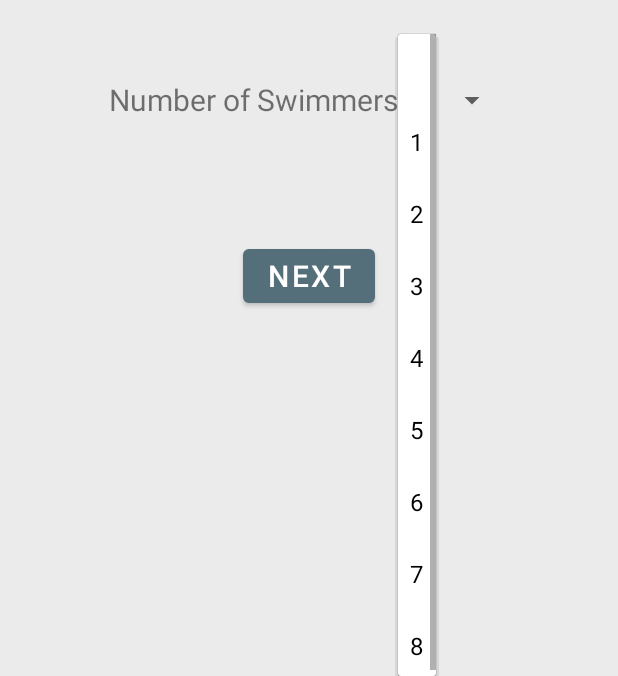
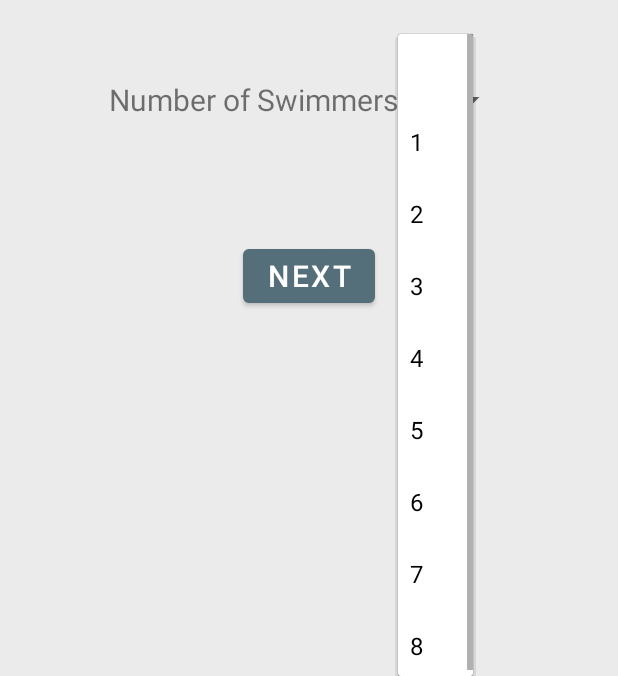
Before and after one commit to randofan/LapTimer, an Android app: the screen it shows after launch (MainActivity), after a tap on an icon or button, on a phone screen of 412 x 824 dp, the part 560-1236 px from its top. Run offline under Robolectric (Android 15) with nearby library versions, the phone set to English and light mode, and no system bars.

Commit message:
prevented crash from back button

```diff
--- a/app/src/main/AndroidManifest.xml
+++ b/app/src/main/AndroidManifest.xml
@@ -49,7 +49,6 @@
         <activity android:name=".MainActivity">
             <intent-filter>
                 <action android:name="android.intent.action.MAIN" />
-
                 <category android:name="android.intent.category.LAUNCHER" />
             </intent-filter>
         </activity>
--- a/app/src/main/java/com/example/helloworld/MainActivity.java
+++ b/app/src/main/java/com/example/helloworld/MainActivity.java
@@ -2,7 +2,6 @@ package com.example.helloworld;
 
 import android.content.Intent;
 import android.os.Bundle;
-import android.view.Gravity;
 import android.view.Menu;
 import android.view.MenuInflater;
 import android.view.MenuItem;
@@ -10,15 +9,10 @@ import android.view.View;
 import android.widget.AdapterView;
 import android.widget.Button;
 import android.widget.Spinner;
-import android.widget.TextView;
 import android.widget.Toast;
 
 import androidx.annotation.NonNull;
 import androidx.appcompat.app.AppCompatActivity;
-
-import com.google.android.material.snackbar.Snackbar;
-
-import org.w3c.dom.Text;
 
 public class MainActivity extends AppCompatActivity {
     private Spinner spinnerSwimmers;
--- a/app/src/main/java/com/example/helloworld/Swimmer.java
+++ b/app/src/main/java/com/example/helloworld/Swimmer.java
@@ -5,7 +5,6 @@ import android.os.Parcel;
 import android.os.Parcelable;
 
 import java.util.ArrayList;
-import java.util.Arrays;
 
 public class Swimmer implements Parcelable {
 
--- a/app/src/main/java/com/example/helloworld/SwimmerRecViewAdapter.java
+++ b/app/src/main/java/com/example/helloworld/SwimmerRecViewAdapter.java
@@ -10,7 +10,6 @@ import android.view.View;
 import android.view.ViewGroup;
 import android.widget.Button;
 import android.widget.EditText;
-import android.widget.ImageButton;
 import android.widget.ImageView;
 import android.widget.RelativeLayout;
 import android.widget.TextView;
@@ -37,7 +36,9 @@ public class SwimmerRecViewAdapter extends RecyclerView.Adapter implements Timer
 
     @Override
     public int getItemCount() {
-        return swimmers.size();
+        if (swimmers != null) return swimmers.size();
+        else return 0;
+
     }
 
     @Override
--- a/app/src/main/java/com/example/helloworld/Timer.java
+++ b/app/src/main/java/com/example/helloworld/Timer.java
@@ -27,6 +27,7 @@ public class Timer extends AppCompatActivity implements TimerInterface {
     private Handler handler;
     private int minutes, seconds, centiseconds = 0;
     private SwimmerRecViewAdapter adapter;
+    ArrayList<Swimmer> swimmers;
 
     private Stopwatch stopwatch = Stopwatch.createUnstarted(
             new Ticker() {
@@ -43,7 +44,7 @@ public class Timer extends AppCompatActivity implements TimerInterface {
     protected void onCreate(Bundle savedInstanceState) {
         super.onCreate(savedInstanceState);
         setContentView(R.layout.activity_timer);
-        ArrayList<Swimmer> swimmers = getIntent().getParcelableArrayListExtra("SWIMMERS");
+        swimmers = getIntent().getParcelableArrayListExtra("SWIMMERS");
 
         swimmerRecview = findViewById(R.id.swimmerRecView);
         adapter = new SwimmerRecViewAdapter(this, 2);
--- a/app/src/main/res/layout/activity_main.xml
+++ b/app/src/main/res/layout/activity_main.xml
@@ -43,7 +43,8 @@
             app:layout_constraintBottom_toBottomOf="parent"
             app:layout_constraintEnd_toEndOf="parent"
             app:layout_constraintStart_toEndOf="@+id/textView"
-            app:layout_constraintTop_toTopOf="parent" />
+            app:layout_constraintTop_toTopOf="parent"
+            android:dropDownWidth="50dp" />
 
     </androidx.constraintlayout.widget.ConstraintLayout>
 
```
Also changed, not shown: app/src/main/java/com/example/helloworld/EnterNames.java (+6 -6 lines).
